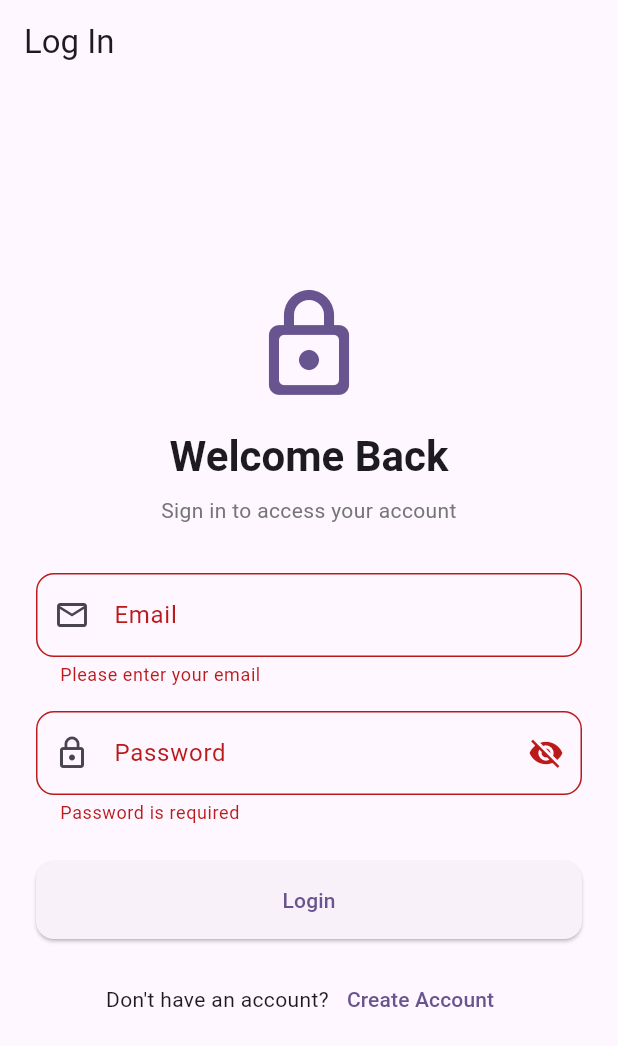
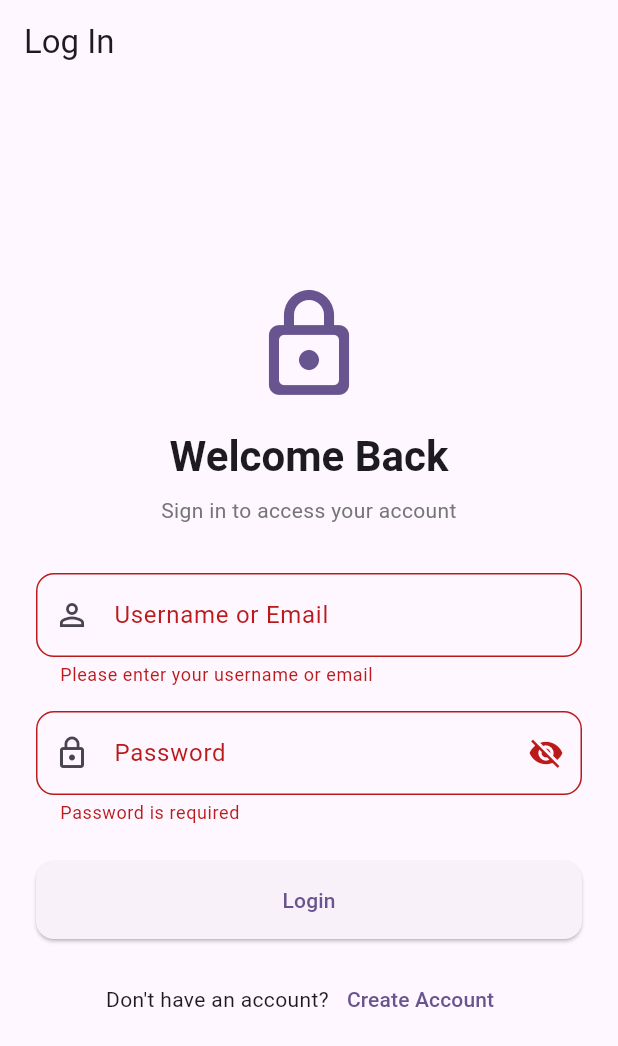
Before and after one commit to amanuelbelete95/event_client, a Flutter app: the screen it shows after launch, after a tap on "Login", on a phone screen of 412 x 824 dp. Shown: the top 1046 px of the screen. Run offline on Flutter 3.47's test engine with Material 3 defaults, Android fonts, the phone set to English and light mode, and no system bars; our stand-ins replace dio, flutter_bloc.

Commit message:
implemented the login

```diff
--- a/lib/features/auth/data/datasources/auth_remote_data_source.dart
+++ b/lib/features/auth/data/datasources/auth_remote_data_source.dart
@@ -68,7 +68,7 @@ class AuthRemoteDataSourceImpl implements AuthRemoteDataSource {
   }) async {
     try {
       final response = await _dio.post(
-        '/auth/register',
+        '/api/register',
         data: {'name': name, 'username': username, 'password': password},
       );
 
--- a/lib/features/auth/presentation/screens/LoginScreen.dart
+++ b/lib/features/auth/presentation/screens/LoginScreen.dart
@@ -72,25 +72,19 @@ class _LoginScreenState extends State<LoginScreen> {
                   // Email Field
                   TextFormField(
                     controller: _emailController,
-                    keyboardType: TextInputType.emailAddress,
+                    keyboardType: TextInputType.text,
                     textInputAction: TextInputAction.next,
                     decoration: InputDecoration(
-                      labelText: 'Email',
-                      hintText: 'Enter your email',
-                      prefixIcon: const Icon(Icons.email_outlined),
+                      labelText: 'Username or Email',
+                      hintText: 'Enter your username or email',
+                      prefixIcon: const Icon(Icons.person_outline),
                       border: OutlineInputBorder(
                         borderRadius: BorderRadius.circular(12),
                       ),
                     ),
                     validator: (value) {
                       if (value == null || value.trim().isEmpty) {
-                        return 'Please enter your email';
-                      }
-                      final emailRegex = RegExp(
-                        r'^[a-zA-Z0-9._%+-]+@[a-zA-Z0-9.-]+\.[a-zA-Z]{2,}$',
-                      );
-                      if (!emailRegex.hasMatch(value.trim())) {
-                        return 'Please enter a valid email address';
+                        return 'Please enter your username or email';
                       }
                       return null;
                     },
--- a/lib/main.dart
+++ b/lib/main.dart
@@ -12,7 +12,7 @@ void main() {
 
   final dio = Dio(
     BaseOptions(
-      baseUrl: 'http://localhost:3000'
+      baseUrl: 'http://localhost:4000'
   ));
   final remoteDataSource = AuthRemoteDataSourceImpl(dio);
   final authRepository = AuthRepositoryImpl(remoteDataSource);
```
Also changed, not shown: lib/features/auth/data/models/auth_models.dart (+8 -8 lines).
